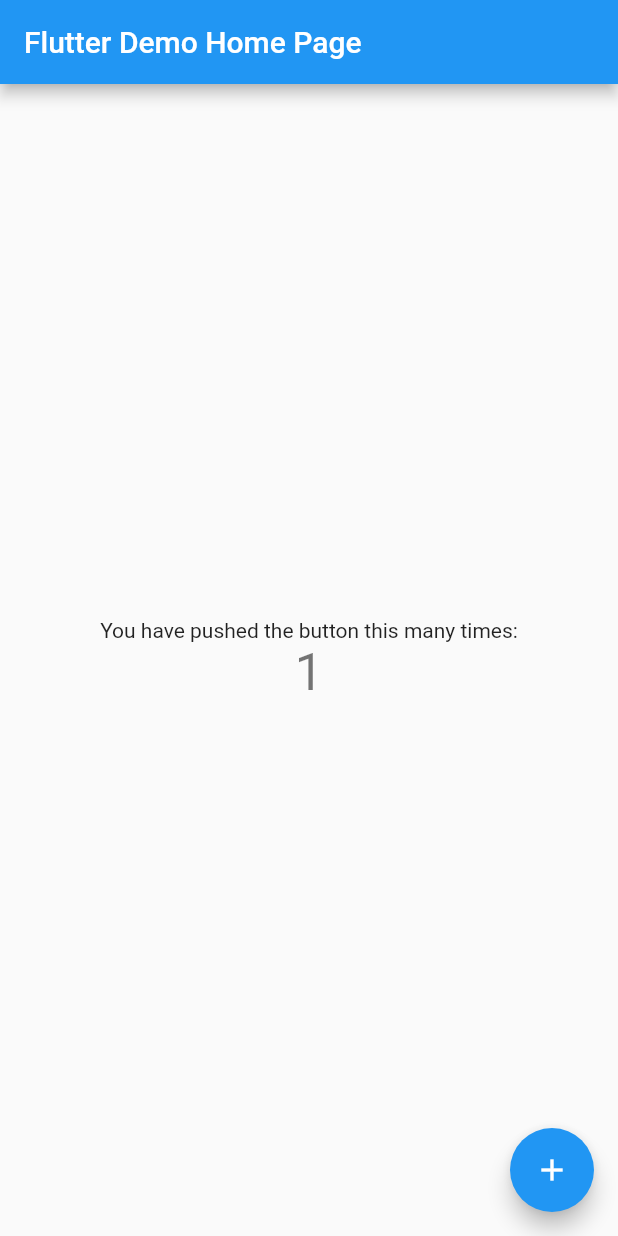
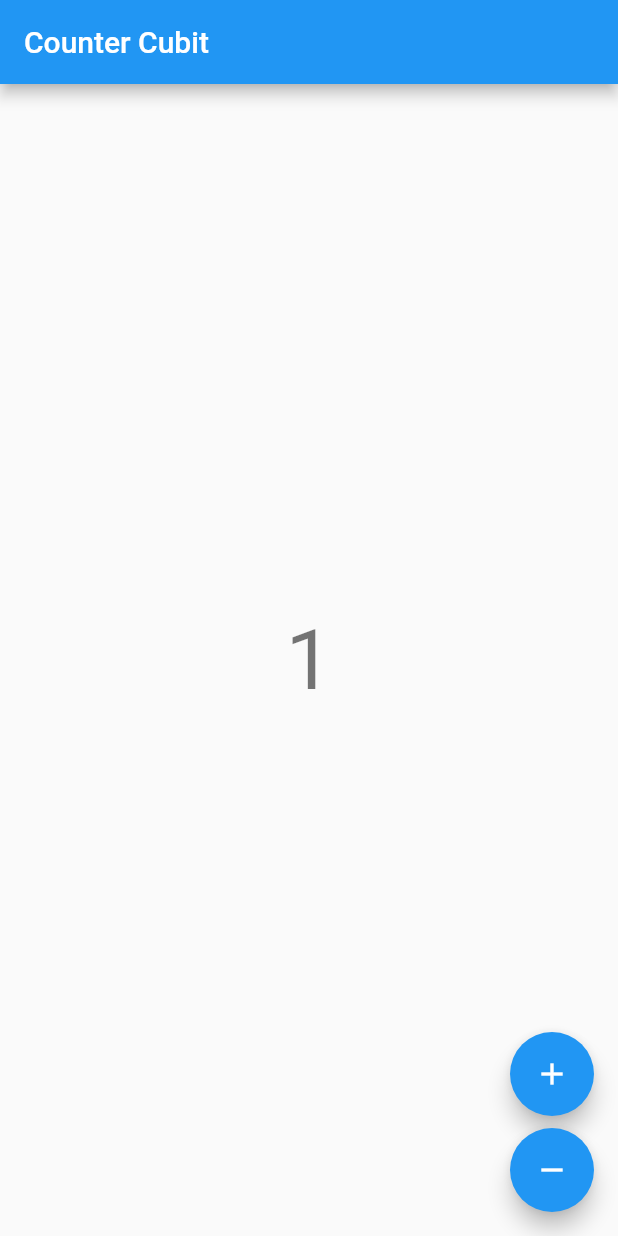
Before and after one commit to NoatToan/milestone, a Flutter app: the screen it shows after launch, after a tap on the "add" icon, on a phone screen of 412 x 824 dp. Run offline on Flutter 3.47's test engine with Material 2 defaults, Android fonts, the phone set to English and light mode, and no system bars; our stand-ins replace bloc, flutter_bloc, flutter_dotenv.

Commit message:
feat: init multi env and setup counter bloc sample

```diff
--- a/lib/main.dart
+++ b/lib/main.dart
@@ -1,6 +1,23 @@
+import 'package:flutter/foundation.dart';
 import 'package:flutter/material.dart';
+import 'package:milestone_project/modules/counter_app.dart';
+import 'package:flutter_dotenv/flutter_dotenv.dart';
 
-void main() {
+void main() async {
+  var envName = const String.fromEnvironment('env_name', defaultValue: '');
+  if (kDebugMode) {
+    print('App get env name from build agruments $envName');
+  }
+
+  await dotenv.load(fileName: envName);
+
+  if (kDebugMode) {
+    print('App loaded env config from $envName successfully');
+    print('------------------------');
+    print('${dotenv.get('APP_NAME')} ready !!! ');
+    print('------------------------');
+  }
+
   runApp(const MyApp());
 }
 
@@ -11,7 +28,7 @@ class MyApp extends StatelessWidget {
   @override
   Widget build(BuildContext context) {
     return MaterialApp(
-      title: 'Flutter Demo',
+      title: dotenv.get('APP_NAME'),
       theme: ThemeData(
         // This is the theme of your application.
         //
@@ -24,7 +41,10 @@ class MyApp extends StatelessWidget {
         // is not restarted.
         primarySwatch: Colors.blue,
       ),
-      home: const MyHomePage(title: 'Flutter Demo Home Page'),
+      // home: const MyHomePage(title: 'Flutter Demo Home Page'),
+      home: const CounterApp(
+        key: Key('test'),
+      ),
     );
   }
 }
--- /dev/null
+++ b/lib/modules/counter/counter.dart
@@ -0,0 +1,2 @@
+export 'cubit/counter_cubit.dart';
+export 'view/view.dart';
--- /dev/null
+++ b/lib/modules/counter/cubit/counter_cubit.dart
@@ -0,0 +1,15 @@
+import 'package:bloc/bloc.dart';
+
+/// {@template counter_cubit}
+/// A [Cubit] which manages an [int] as its state.
+/// {@endtemplate}
+class CounterCubit extends Cubit<int> {
+  /// {@macro counter_cubit}
+  CounterCubit() : super(0);
+
+  /// Add 1 to the current state.
+  void increment() => emit(state + 1);
+
+  /// Subtract 1 from the current state.
+  void decrement() => emit(state - 1);
+}
--- /dev/null
+++ b/lib/modules/counter/view/counter_page.dart
@@ -0,0 +1,20 @@
+import 'package:flutter/material.dart';
+import 'package:flutter_bloc/flutter_bloc.dart';
+import 'package:milestone_project/modules/counter/counter.dart';
+
+/// {@template counter_page}
+/// A [StatelessWidget] which is responsible for providing a
+/// [CounterCubit] instance to the [CounterView].
+/// {@endtemplate}
+class CounterPage extends StatelessWidget {
+  /// {@macro counter_page}
+  const CounterPage({super.key});
+
+  @override
+  Widget build(BuildContext context) {
+    return BlocProvider(
+      create: (_) => CounterCubit(),
+      child: const CounterView(),
+    );
+  }
+}
--- /dev/null
+++ b/lib/modules/counter/view/counter_view.dart
@@ -0,0 +1,44 @@
+import 'package:flutter/material.dart';
+import 'package:flutter_bloc/flutter_bloc.dart';
+import 'package:milestone_project/modules/counter/counter.dart';
+
+/// {@template counter_view}
+/// A [StatelessWidget] which reacts to the provided
+/// [CounterCubit] state and notifies it in response to user input.
+/// {@endtemplate}
+class CounterView extends StatelessWidget {
+  /// {@macro counter_view}
+  const CounterView({super.key});
+
+  @override
+  Widget build(BuildContext context) {
+    final textTheme = Theme.of(context).textTheme;
+    return Scaffold(
+      appBar: AppBar(title: const Text('Counter Cubit')),
+      body: Center(
+        child: BlocBuilder<CounterCubit, int>(
+          builder: (context, state) {
+            return Text('$state', style: textTheme.displayMedium);
+          },
+        ),
+      ),
+      floatingActionButton: Column(
+        mainAxisAlignment: MainAxisAlignment.end,
+        crossAxisAlignment: CrossAxisAlignment.end,
+        children: <Widget>[
+          FloatingActionButton(
+            key: const Key('counterView_increment_floatingActionButton'),
+            child: const Icon(Icons.add),
+            onPressed: () => context.read<CounterCubit>().increment(),
+          ),
+          const SizedBox(height: 8),
+          FloatingActionButton(
+            key: const Key('counterView_decrement_floatingActionButton'),
+            child: const Icon(Icons.remove),
+            onPressed: () => context.read<CounterCubit>().decrement(),
+          ),
+        ],
+      ),
+    );
+  }
+}
--- /dev/null
+++ b/lib/modules/counter/view/view.dart
@@ -0,0 +1,2 @@
+export 'counter_page.dart';
+export 'counter_view.dart';
--- /dev/null
+++ b/lib/modules/counter_app.dart
@@ -0,0 +1,10 @@
+import 'package:flutter/material.dart';
+import 'package:milestone_project/modules/counter/view/counter_page.dart';
+
+/// {@template counter_app}
+/// A [MaterialApp] which sets the `home` to [CounterPage].
+/// {@endtemplate}
+class CounterApp extends MaterialApp {
+  /// {@macro counter_app}
+  const CounterApp({super.key}) : super(home: const CounterPage());
+}
--- a/pubspec.yaml
+++ b/pubspec.yaml
@@ -34,6 +34,8 @@ dependencies:
   # The following adds the Cupertino Icons font to your application.
   # Use with the CupertinoIcons class for iOS style icons.
   cupertino_icons: ^1.0.2
+  flutter_dotenv: ^5.0.2
+  flutter_bloc: ^8.1.2
 
 dev_dependencies:
   flutter_test:
@@ -61,6 +63,10 @@ flutter:
   # assets:
   #   - images/a_dot_burr.jpeg
   #   - images/a_dot_ham.jpeg
+  assets:
+    - .env
+    - .env.staging
+    - .env.production
 
   # An image asset can refer to one or more resolution-specific "variants", see
   # https://flutter.dev/assets-and-images/#resolution-aware
```
Also changed, not shown: lib/main_inherited_widget.dart (added, +24 -0 lines), lib/modules/counter/counter_observer.dart (added, +17 -0 lines), pubspec.lock (deleted), 4 other files.
